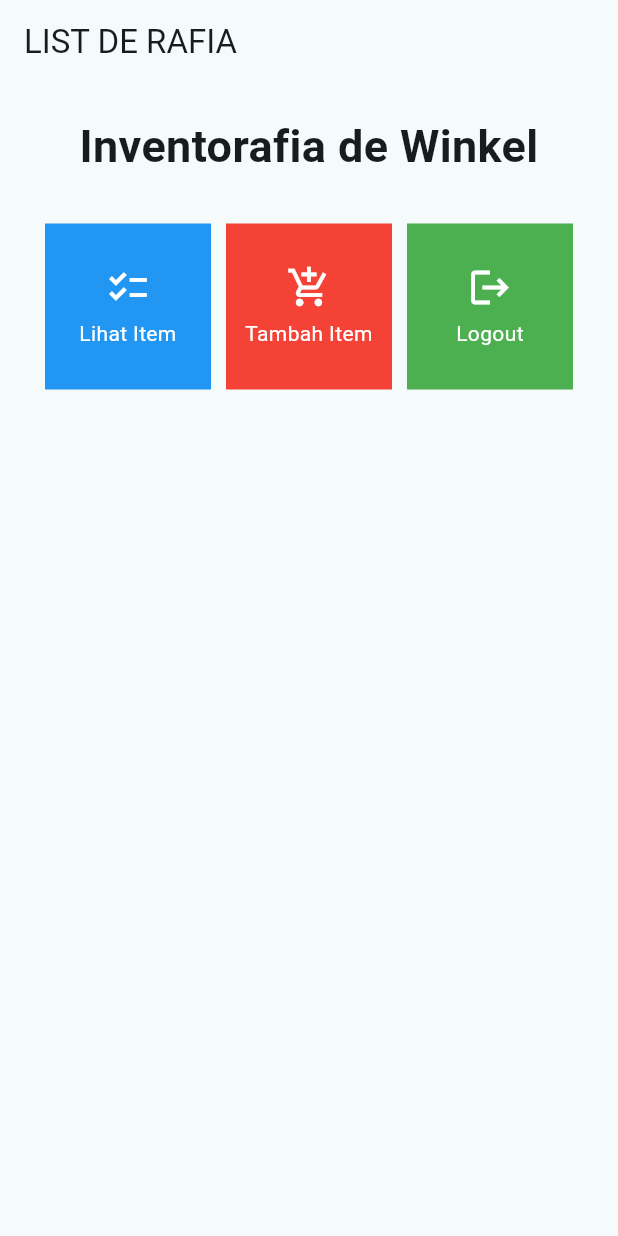
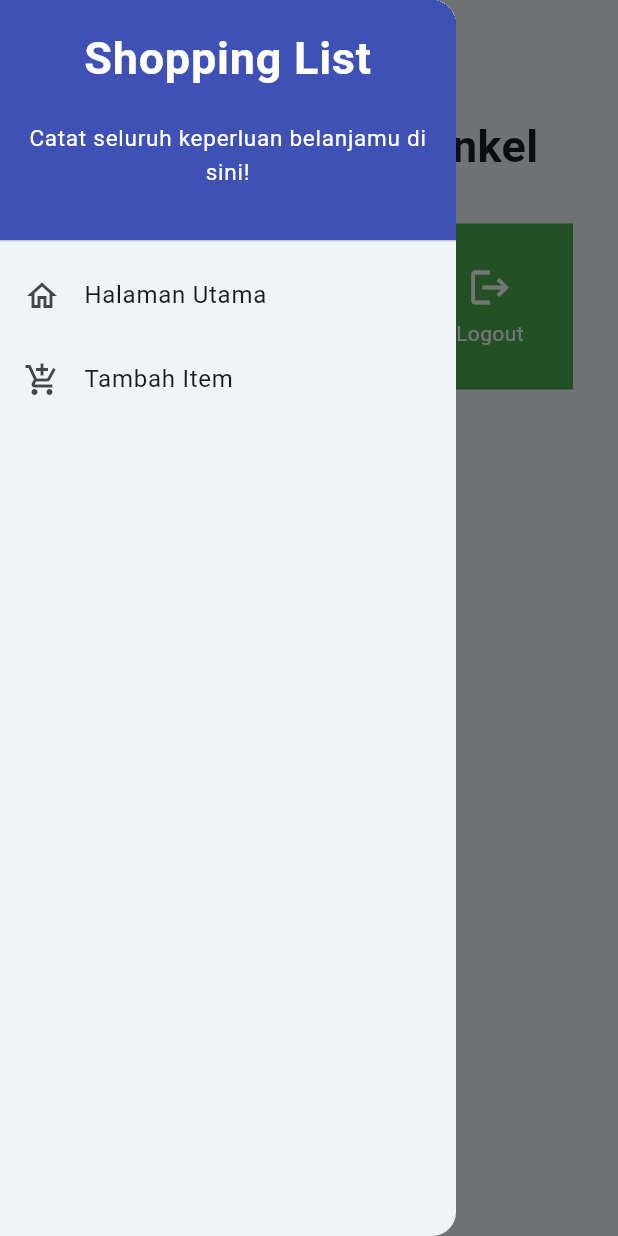
Before and after one commit to nandikarafi/inventorafia, a Flutter app: the screen it shows after launch, with the side drawer open (before the commit the screen has no drawer), on a phone screen of 412 x 824 dp. Run offline on Flutter 3.47's test engine with Material 2 defaults, Android fonts, the phone set to English and light mode, and no system bars.

Commit message:
update progress tugas 8

```diff
--- a/lib/main.dart
+++ b/lib/main.dart
@@ -1,5 +1,5 @@
 import 'package:flutter/material.dart';
-import 'package:inventorafia/menu.dart';
+import 'package:inventorafia/screens/menu.dart';
 
 void main() {
   runApp(const MyApp());
--- a/lib/menu.dart
+++ b/lib/screens/menu.dart
@@ -1,4 +1,7 @@
 import 'package:flutter/material.dart';
+
+import 'package:inventorafia/widgets/left_drawer.dart';
+import 'package:inventorafia/widgets/shop_card.dart';
 
 class MyHomePage extends StatelessWidget {
   MyHomePage({Key? key}) : super(key: key);
@@ -16,6 +19,7 @@
           'LIST DE RAFIA',
         ),
       ),
+      drawer: const LeftDrawer(),
       body: SingleChildScrollView(
         // Widget wrapper yang dapat discroll
         child: Padding(
@@ -56,56 +60,3 @@
     );
   }
 }
-
-class ShopItem {
-  final String name;
-  final IconData icon;
-  final Color backgroundColor;
-
-  ShopItem(this.name, this.icon, this.backgroundColor);
-}
-
-class ShopCard extends StatelessWidget {
-  final ShopItem item;
-
-  const ShopCard(this.item, {super.key}); // Constructor
-
-  @override
-  Widget build(BuildContext context) {
-    return Material(
-      color: item.backgroundColor,
-      child: InkWell(
-        // Area responsive terhadap sentuhan
-        onTap: () {
-          // Memunculkan SnackBar ketika diklik
-          ScaffoldMessenger.of(context)
-            ..hideCurrentSnackBar()
-            ..showSnackBar(SnackBar(
-                content: Text("Kamu telah menekan tombol ${item.name}!")));
-        },
-        child: Container(
-          // Container untuk menyimpan Icon dan Text
-          padding: const EdgeInsets.all(8),
-          child: Center(
-            child: Column(
-              mainAxisAlignment: MainAxisAlignment.center,
-              children: [
-                Icon(
-                  item.icon,
-                  color: Colors.white,
-                  size: 30.0,
-                ),
-                const Padding(padding: EdgeInsets.all(3)),
-                Text(
-                  item.name,
-                  textAlign: TextAlign.center,
-                  style: const TextStyle(color: Colors.white),
-                ),
-              ],
-            ),
-          ),
-        ),
-      ),
-    );
-  }
-}
--- /dev/null
+++ b/lib/widgets/left_drawer.dart
@@ -0,0 +1,71 @@
+import 'package:flutter/material.dart';
+import 'package:inventorafia/screens/menu.dart';
+import 'package:inventorafia/screens/shoplist_form.dart';
+
+class LeftDrawer extends StatelessWidget {
+  const LeftDrawer({super.key});
+
+  @override
+  Widget build(BuildContext context) {
+    return Drawer(
+      child: ListView(
+        children: [
+          const DrawerHeader(
+            decoration: BoxDecoration(
+              color: Colors.indigo,
+            ),
+            child: Column(
+              children: [
+                Text(
+                  'Shopping List',
+                  textAlign: TextAlign.center,
+                  style: TextStyle(
+                    fontSize: 30,
+                    fontWeight: FontWeight.bold,
+                    color: Colors.white,
+                  ),
+                ),
+                Padding(padding: EdgeInsets.all(10)),
+                Text(
+                  "Catat seluruh keperluan belanjamu di sini!",
+                  textAlign: TextAlign.center,
+                  style: TextStyle(
+                    fontSize: 15,
+                    color: Colors.white,
+                    fontWeight: FontWeight.normal,
+                  ),
+                ),
+              ],
+            ),
+          ),
+
+          ListTile(
+            leading: const Icon(Icons.home_outlined),
+            title: const Text('Halaman Utama'),
+            // Bagian redirection ke MyHomePage
+            onTap: () {
+              Navigator.pushReplacement(
+                  context,
+                  MaterialPageRoute(
+                    builder: (context) => MyHomePage(),
+                  ));
+            },
+          ),
+          ListTile(
+              leading: const Icon(Icons.add_shopping_cart),
+              title: const Text('Tambah Item'),
+              // Bagian redirection ke ShopFormPage
+              onTap: () {
+                /*
+            TODO: Buatlah routing ke ShopFormPage di sini,
+            setelah halaman ShopFormPage sudah dibuat.*/
+                Navigator.push(
+                    context,
+                    MaterialPageRoute(
+                        builder: (context) => const ShopFormPage()));
+              }),
+        ],
+      ),
+    );
+  }
+}
--- /dev/null
+++ b/lib/widgets/shop_card.dart
@@ -0,0 +1,67 @@
+import 'package:flutter/material.dart';
+import 'package:inventorafia/screens/shoplist_form.dart';
+
+class ShopItem {
+  final String name;
+  final IconData icon;
+  final Color backgroundColor;
+
+  ShopItem(this.name, this.icon, this.backgroundColor);
+}
+
+class ShopCard extends StatelessWidget {
+  final ShopItem item;
+
+  const ShopCard(this.item, {super.key}); // Constructor
+
+  @override
+  Widget build(BuildContext context) {
+    return Material(
+      color: item.backgroundColor,
+      child: InkWell(
+        // Area responsive terhadap sentuhan
+        onTap: () {
+          // Memunculkan SnackBar ketika diklik
+          ScaffoldMessenger.of(context)
+            ..hideCurrentSnackBar()
+            ..showSnackBar(SnackBar(
+                content: Text("Kamu telah menekan tombol ${item.name}!")));
+
+          // Navigate ke route yang sesuai (tergantung jenis tombol)
+          if (item.name == "Tambah Item") {
+            // TODO: Gunakan Navigator.push untuk melakukan navigasi ke MaterialPageRoute yang mencakup ShopFormPage.
+            Navigator.push(
+              context,
+              MaterialPageRoute(
+                builder: (context) =>
+                    const ShopFormPage(), // Gantilah dengan nama halaman tujuan Anda.
+              ),
+            );
+          }
+        },
+        child: Container(
+          // Container untuk menyimpan Icon dan Text
+          padding: const EdgeInsets.all(8),
+          child: Center(
+            child: Column(
+              mainAxisAlignment: MainAxisAlignment.center,
+              children: [
+                Icon(
+                  item.icon,
+                  color: Colors.white,
+                  size: 30.0,
+                ),
+                const Padding(padding: EdgeInsets.all(3)),
+                Text(
+                  item.name,
+                  textAlign: TextAlign.center,
+                  style: const TextStyle(color: Colors.white),
+                ),
+              ],
+            ),
+          ),
+        ),
+      ),
+    );
+  }
+}
```
Also changed, not shown: lib/screens/shoplist_form.dart (added, +155 -0 lines).
